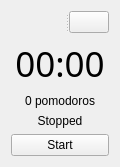
First picture: the form in win.ui, repository rtkt/pomodoro, before the edit.
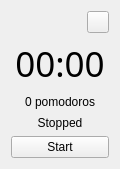
Second picture: the form after the edit. Icons and pictures are not drawn.

Commit message: Moving widget now works perfectly

What changed in the file:
```diff
--- a/win.ui
+++ b/win.ui
@@ -7,7 +7,7 @@
     <x>0</x>
     <y>0</y>
     <width>120</width>
-    <height>167</height>
+    <height>169</height>
    </rect>
   </property>
   <property name="windowTitle">
@@ -15,13 +15,20 @@
   </property>
   <widget class="QWidget" name="centralWidget">
    <layout class="QGridLayout" name="gridLayout">
-    <item row="0" column="0">
-     <widget class="QSplitter" name="splitter">
-      <property name="orientation">
-       <enum>Qt::Horizontal</enum>
-      </property>
-      <widget class="QWidget" name="moveField" native="true"/>
+    <item row="0" column="1">
       <widget class="QPushButton" name="closeBtn">
+      <property name="sizePolicy">
+       <sizepolicy hsizetype="Fixed" vsizetype="Fixed">
+        <horstretch>0</horstretch>
+        <verstretch>0</verstretch>
+       </sizepolicy>
+      </property>
+      <property name="maximumSize">
+       <size>
+        <width>22</width>
+        <height>22</height>
+       </size>
+      </property>
        <property name="text">
         <string/>
        </property>
@@ -30,9 +37,8 @@
          <normaloff>:/icons/button_close.png</normaloff>:/icons/button_close.png</iconset>
        </property>
       </widget>
-     </widget>
     </item>
-    <item row="1" column="0">
+    <item row="1" column="0" colspan="2">
      <widget class="QLabel" name="Time">
       <property name="font">
        <font>
@@ -48,7 +54,7 @@
       </property>
      </widget>
     </item>
-    <item row="2" column="0">
+    <item row="2" column="0" colspan="2">
      <widget class="QLabel" name="Count">
       <property name="text">
        <string>0 pomodoros</string>
@@ -58,23 +64,23 @@
       </property>
      </widget>
     </item>
-    <item row="3" column="0">
-     <widget class="QLabel" name="Msg">
-      <property name="text">
-       <string>Stopped</string>
-      </property>
-      <property name="alignment">
-       <set>Qt::AlignCenter</set>
-      </property>
-     </widget>
-    </item>
-    <item row="4" column="0">
+    <item row="4" column="0" colspan="2">
      <widget class="QPushButton" name="Btn">
       <property name="text">
        <string>Start</string>
       </property>
      </widget>
     </item>
+    <item row="3" column="0" colspan="2">
+     <widget class="QLabel" name="Msg">
+      <property name="text">
+       <string>Stopped</string>
+      </property>
+      <property name="alignment">
+       <set>Qt::AlignCenter</set>
+      </property>
+     </widget>
+    </item>
    </layout>
   </widget>
  </widget>
```
Lines whose indentation alone changed are shown as unchanged. The commit also changes 4 other files.
